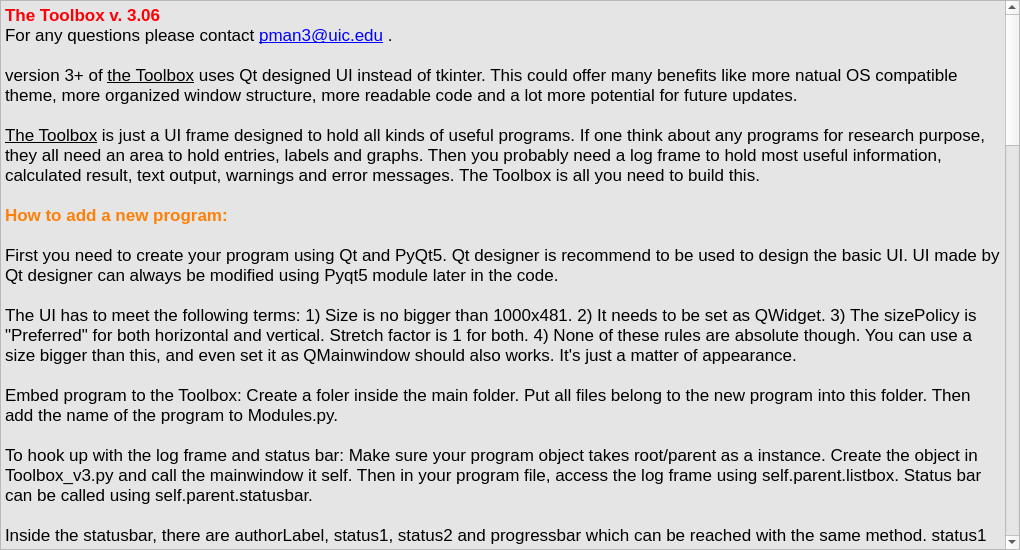
Above: help.ui from manpeihong/Toolbox-v3 before the change. Below: the same form after it.
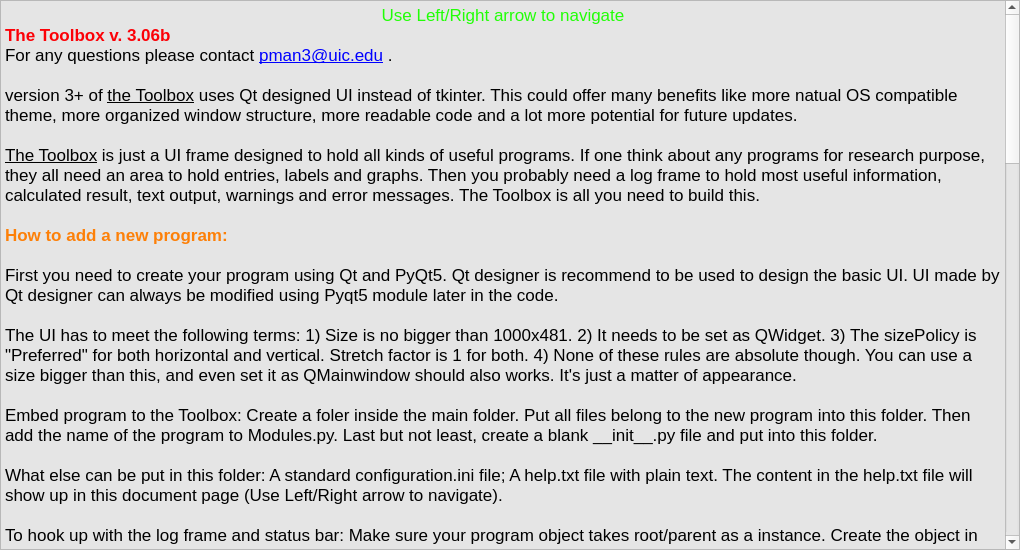
That is the form after the change.

The edit to the form file:
```diff
--- a/help.ui
+++ b/help.ui
@@ -60,6 +60,22 @@
     <number>0</number>
    </property>
    <item row="0" column="0">
+    <widget class="QStackedWidget" name="stackedWidget">
+     <widget class="QWidget" name="page_doc">
+      <layout class="QGridLayout" name="gridLayout">
+       <property name="leftMargin">
+        <number>0</number>
+       </property>
+       <property name="topMargin">
+        <number>0</number>
+       </property>
+       <property name="rightMargin">
+        <number>0</number>
+       </property>
+       <property name="bottomMargin">
+        <number>0</number>
+       </property>
+       <item row="0" column="0">
     <widget class="QTextEdit" name="textEdit">
      <property name="palette">
       <palette>
@@ -103,7 +119,8 @@
 &lt;html&gt;&lt;head&gt;&lt;meta name=&quot;qrichtext&quot; content=&quot;1&quot; /&gt;&lt;style type=&quot;text/css&quot;&gt;
 p, li { white-space: pre-wrap; }
 &lt;/style&gt;&lt;/head&gt;&lt;body style=&quot; font-family:'.SF NS Text'; font-size:13pt; font-weight:400; font-style:normal;&quot;&gt;
-&lt;p style=&quot; margin-top:0px; margin-bottom:0px; margin-left:0px; margin-right:0px; -qt-block-indent:0; text-indent:0px;&quot;&gt;&lt;span style=&quot; font-weight:600; color:#fc0107;&quot;&gt;The Toolbox v. 3.06&lt;/span&gt;&lt;/p&gt;
+&lt;p align=&quot;center&quot; style=&quot; margin-top:0px; margin-bottom:0px; margin-left:0px; margin-right:0px; -qt-block-indent:0; text-indent:0px;&quot;&gt;&lt;span style=&quot; font-family:'Calibri,sans-serif'; color:#21ff06;&quot;&gt;Use Left/Right arrow to navigate&lt;/span&gt;&lt;/p&gt;
+&lt;p style=&quot; margin-top:0px; margin-bottom:0px; margin-left:0px; margin-right:0px; -qt-block-indent:0; text-indent:0px;&quot;&gt;&lt;span style=&quot; font-weight:600; color:#fc0107;&quot;&gt;The Toolbox v. 3.06b&lt;/span&gt;&lt;/p&gt;
 &lt;p style=&quot; margin-top:0px; margin-bottom:0px; margin-left:0px; margin-right:0px; -qt-block-indent:0; text-indent:0px;&quot;&gt;&lt;span style=&quot; font-family:'Calibri,sans-serif';&quot;&gt;For any questions please contact &lt;/span&gt;&lt;a href=&quot;mailto:pman3@uic.edu&quot;&gt;&lt;span style=&quot; font-family:'Calibri,sans-serif'; text-decoration: underline; color:#0000ff;&quot;&gt;pman3@uic.edu&lt;/span&gt;&lt;/a&gt; .&lt;/p&gt;
 &lt;p style=&quot;-qt-paragraph-type:empty; margin-top:0px; margin-bottom:0px; margin-left:0px; margin-right:0px; -qt-block-indent:0; text-indent:0px;&quot;&gt;&lt;br /&gt;&lt;/p&gt;
 &lt;p style=&quot; margin-top:0px; margin-bottom:0px; margin-left:0px; margin-right:0px; -qt-block-indent:0; text-indent:0px;&quot;&gt;&lt;span style=&quot; font-family:'Calibri,sans-serif';&quot;&gt;version 3+ of &lt;/span&gt;&lt;span style=&quot; font-family:'Calibri,sans-serif'; text-decoration: underline;&quot;&gt;the Toolbox&lt;/span&gt;&lt;span style=&quot; font-family:'Calibri,sans-serif';&quot;&gt; uses Qt designed UI instead of tkinter. This could offer many benefits like more natual OS compatible theme, more organized window structure, more readable code and a lot more potential for future updates. &lt;/span&gt;&lt;/p&gt;
@@ -115,7 +132,9 @@
 &lt;p style=&quot;-qt-paragraph-type:empty; margin-top:0px; margin-bottom:0px; margin-left:0px; margin-right:0px; -qt-block-indent:0; text-indent:0px; font-family:'Calibri,sans-serif';&quot;&gt;&lt;br /&gt;&lt;/p&gt;
 &lt;p style=&quot; margin-top:0px; margin-bottom:0px; margin-left:0px; margin-right:0px; -qt-block-indent:0; text-indent:0px;&quot;&gt;&lt;span style=&quot; font-family:'Calibri,sans-serif';&quot;&gt;The UI has to meet the following terms: 1) Size is no bigger than 1000x481. 2) It needs to be set as QWidget. 3) The sizePolicy is &amp;quot;Preferred&amp;quot; for both horizontal and vertical. Stretch factor is 1 for both. 4) None of these rules are absolute though. You can use a size bigger than this, and even set it as QMainwindow should also works. It's just a matter of appearance. &lt;/span&gt;&lt;/p&gt;
 &lt;p style=&quot;-qt-paragraph-type:empty; margin-top:0px; margin-bottom:0px; margin-left:0px; margin-right:0px; -qt-block-indent:0; text-indent:0px; font-family:'Calibri,sans-serif';&quot;&gt;&lt;br /&gt;&lt;/p&gt;
-&lt;p style=&quot; margin-top:0px; margin-bottom:0px; margin-left:0px; margin-right:0px; -qt-block-indent:0; text-indent:0px;&quot;&gt;&lt;span style=&quot; font-family:'Calibri,sans-serif';&quot;&gt;Embed program to the Toolbox: Create a foler inside the main folder. Put all files belong to the new program into this folder. Then add the name of the program to Modules.py. &lt;/span&gt;&lt;/p&gt;
+&lt;p style=&quot; margin-top:0px; margin-bottom:0px; margin-left:0px; margin-right:0px; -qt-block-indent:0; text-indent:0px;&quot;&gt;&lt;span style=&quot; font-family:'Calibri,sans-serif';&quot;&gt;Embed program to the Toolbox: Create a foler inside the main folder. Put all files belong to the new program into this folder. Then add the name of the program to Modules.py. Last but not least, create a blank __init__.py file and put into this folder. &lt;/span&gt;&lt;/p&gt;
+&lt;p style=&quot;-qt-paragraph-type:empty; margin-top:0px; margin-bottom:0px; margin-left:0px; margin-right:0px; -qt-block-indent:0; text-indent:0px; font-family:'Calibri,sans-serif';&quot;&gt;&lt;br /&gt;&lt;/p&gt;
+&lt;p style=&quot; margin-top:0px; margin-bottom:0px; margin-left:0px; margin-right:0px; -qt-block-indent:0; text-indent:0px;&quot;&gt;&lt;span style=&quot; font-family:'Calibri,sans-serif';&quot;&gt;What else can be put in this folder: A standard configuration.ini file; A help.txt file with plain text. The content in the help.txt file will show up in this document page (Use Left/Right arrow to navigate).  &lt;/span&gt;&lt;/p&gt;
 &lt;p style=&quot;-qt-paragraph-type:empty; margin-top:0px; margin-bottom:0px; margin-left:0px; margin-right:0px; -qt-block-indent:0; text-indent:0px; font-family:'Calibri,sans-serif';&quot;&gt;&lt;br /&gt;&lt;/p&gt;
 &lt;p style=&quot; margin-top:0px; margin-bottom:0px; margin-left:0px; margin-right:0px; -qt-block-indent:0; text-indent:0px;&quot;&gt;&lt;span style=&quot; font-family:'Calibri,sans-serif';&quot;&gt;To hook up with the log frame and status bar: Make sure your program object takes root/parent as a instance. Create the object in Toolbox_v3.py and call the mainwindow it self. Then in your program file, access the log frame using self.parent.listbox. Status bar can be called using self.parent.statusbar. &lt;/span&gt;&lt;/p&gt;
 &lt;p style=&quot;-qt-paragraph-type:empty; margin-top:0px; margin-bottom:0px; margin-left:0px; margin-right:0px; -qt-block-indent:0; text-indent:0px; font-family:'Calibri,sans-serif';&quot;&gt;&lt;br /&gt;&lt;/p&gt;
@@ -154,9 +173,15 @@
 &lt;p style=&quot; margin-top:0px; margin-bottom:0px; margin-left:0px; margin-right:0px; -qt-block-indent:0; text-indent:0px;&quot;&gt;&lt;span style=&quot; font-family:'Calibri,sans-serif';&quot;&gt;             Slight change made to the module menu. &lt;/span&gt;&lt;/p&gt;
 &lt;p style=&quot; margin-top:0px; margin-bottom:0px; margin-left:0px; margin-right:0px; -qt-block-indent:0; text-indent:0px;&quot;&gt;&lt;span style=&quot; font-family:'Calibri,sans-serif'; font-weight:600; color:#fd8008;&quot;&gt;v. 3.06&lt;/span&gt;&lt;span style=&quot; font-family:'Calibri,sans-serif';&quot;&gt;: Ryan's update is here. Create a new module is easy than ever. See instructions above. The structure of Toolbox_v3.py has changed to be more flexible. &lt;/span&gt;&lt;/p&gt;
 &lt;p style=&quot; margin-top:0px; margin-bottom:0px; margin-left:0px; margin-right:0px; -qt-block-indent:0; text-indent:0px;&quot;&gt;&lt;span style=&quot; font-family:'Calibri,sans-serif';&quot;&gt;             Several new tools are added. Now all tools are stored inside individual folders instead of the main folder.&lt;/span&gt;&lt;/p&gt;
-&lt;p style=&quot; margin-top:0px; margin-bottom:0px; margin-left:0px; margin-right:0px; -qt-block-indent:0; text-indent:0px;&quot;&gt;&lt;span style=&quot; font-family:'Calibri,sans-serif';&quot;&gt;             The configuration.ini file now belongs to each module. Toolbox itself has a separate configuration.ini file. &lt;br /&gt;&lt;br /&gt;Features coming in the future:&lt;br /&gt;         - Redo/Undo function.&lt;br /&gt;&lt;/span&gt;&lt;/p&gt;
+&lt;p style=&quot; margin-top:0px; margin-bottom:0px; margin-left:0px; margin-right:0px; -qt-block-indent:0; text-indent:0px;&quot;&gt;&lt;span style=&quot; font-family:'Calibri,sans-serif';&quot;&gt;             The configuration.ini file now belongs to each module. Toolbox itself has a separate configuration.ini file. &lt;/span&gt;&lt;/p&gt;
+&lt;p style=&quot; margin-top:0px; margin-bottom:0px; margin-left:0px; margin-right:0px; -qt-block-indent:0; text-indent:0px;&quot;&gt;&lt;span style=&quot; font-family:'Calibri,sans-serif';&quot;&gt;             Documentation is updated to include the documents from all tools.&lt;br /&gt;&lt;br /&gt;Features coming in the future:&lt;br /&gt;         - Redo/Undo function.&lt;br /&gt;&lt;/span&gt;&lt;/p&gt;
 &lt;p style=&quot; margin-top:0px; margin-bottom:0px; margin-left:0px; margin-right:0px; -qt-block-indent:0; text-indent:0px;&quot;&gt;&lt;span style=&quot; font-family:'Calibri,sans-serif';&quot;&gt; &lt;/span&gt; &lt;/p&gt;&lt;/body&gt;&lt;/html&gt;</string>
      </property>
+        </widget>
+       </item>
+      </layout>
+     </widget>
+     <widget class="QWidget" name="page_2"/>
     </widget>
    </item>
   </layout>
```
Lines whose indentation alone changed are shown as unchanged.
